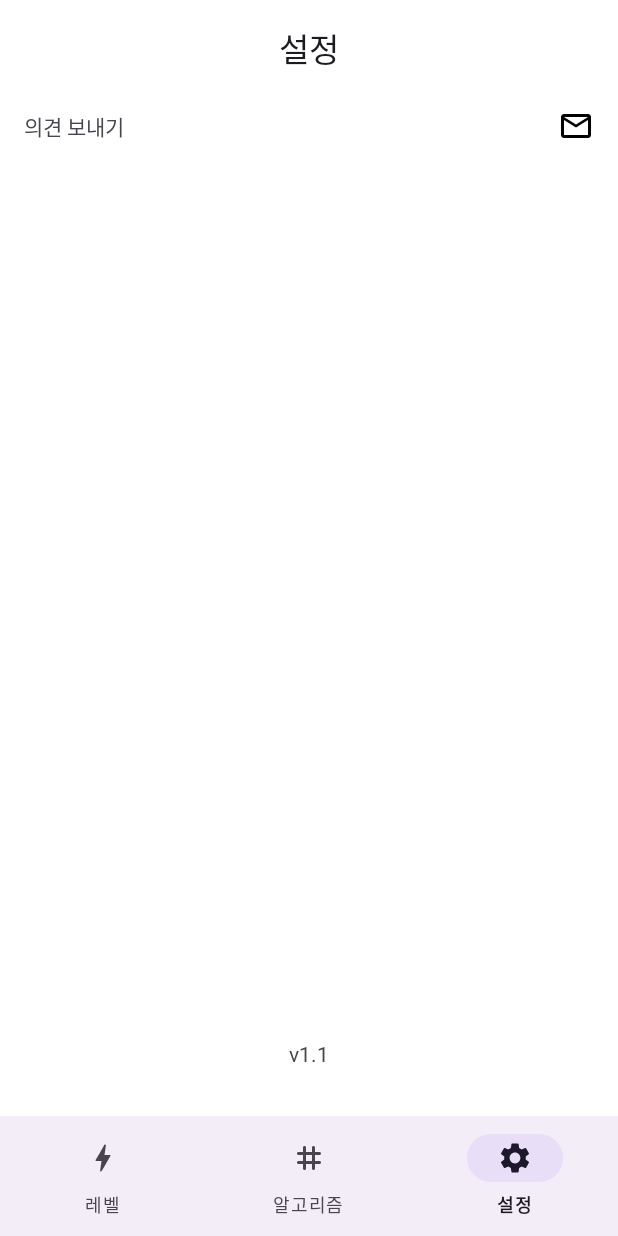
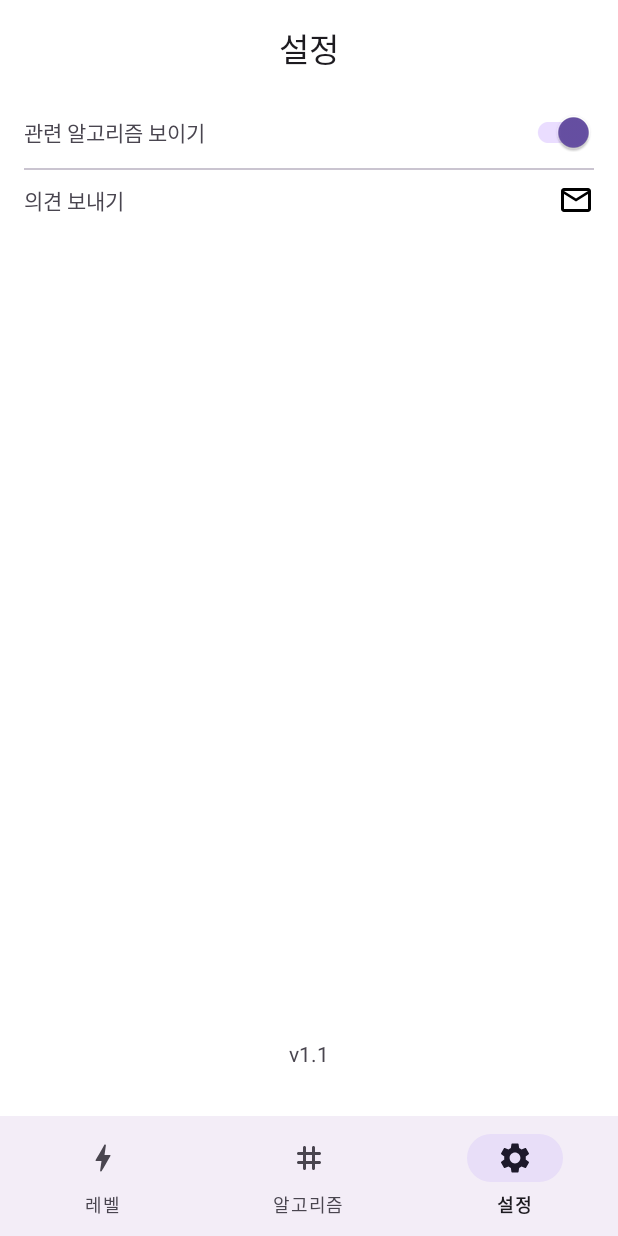
Before and after one commit to w36495/randomrithm, an Android app: the screen it shows after launch (MainActivity), item 3 of the bottom bar chosen, on a phone screen of 412 x 824 dp. Run offline under Robolectric (Android 15) with nearby library versions, the phone set to English and light mode, and no system bars; our stand-ins replace Dagger/Hilt's generated code; 1 statement that could not run was skipped.

Commit message:
ui : 문제, 설정 화면 내 토글 버튼 추가

```diff
--- /dev/null
+++ b/app/src/main/res/drawable/ic_arrow_drop_down_24.xml
@@ -0,0 +1,5 @@
+<vector android:height="24dp" android:tint="#000000"
+    android:viewportHeight="24" android:viewportWidth="24"
+    android:width="24dp" xmlns:android="http://schemas.android.com/apk/res/android">
+    <path android:fillColor="@android:color/white" android:pathData="M8.71,11.71l2.59,2.59c0.39,0.39 1.02,0.39 1.41,0l2.59,-2.59c0.63,-0.63 0.18,-1.71 -0.71,-1.71H9.41c-0.89,0 -1.33,1.08 -0.7,1.71z"/>
+</vector>
--- /dev/null
+++ b/app/src/main/res/drawable/ic_arrow_drop_up_24.xml
@@ -0,0 +1,5 @@
+<vector android:height="24dp" android:tint="#000000"
+    android:viewportHeight="24" android:viewportWidth="24"
+    android:width="24dp" xmlns:android="http://schemas.android.com/apk/res/android">
+    <path android:fillColor="@android:color/white" android:pathData="M8.71,12.29L11.3,9.7c0.39,-0.39 1.02,-0.39 1.41,0l2.59,2.59c0.63,0.63 0.18,1.71 -0.71,1.71H9.41c-0.89,0 -1.33,-1.08 -0.7,-1.71z"/>
+</vector>
--- a/app/src/main/res/layout/fragment_setting.xml
+++ b/app/src/main/res/layout/fragment_setting.xml
@@ -33,6 +33,35 @@
         app:layout_constraintEnd_toEndOf="parent"
         app:layout_constraintStart_toStartOf="parent"
         app:layout_constraintTop_toBottomOf="@id/layout_appbar">
+
+        <androidx.constraintlayout.widget.ConstraintLayout
+            android:layout_width="match_parent"
+            android:layout_height="wrap_content">
+
+            <TextView
+                android:id="@+id/tv_tag_switch"
+                android:layout_width="0dp"
+                android:layout_height="wrap_content"
+                android:text="관련 알고리즘 보이기"
+                app:layout_constraintBottom_toBottomOf="parent"
+                app:layout_constraintEnd_toStartOf="@id/switch_tag"
+                app:layout_constraintStart_toStartOf="parent"
+                app:layout_constraintTop_toTopOf="parent" />
+
+            <com.google.android.material.switchmaterial.SwitchMaterial
+                android:id="@+id/switch_tag"
+                android:layout_width="wrap_content"
+                android:layout_height="wrap_content"
+                android:checked="true"
+                app:layout_constraintBottom_toBottomOf="parent"
+                app:layout_constraintEnd_toEndOf="parent"
+                app:layout_constraintTop_toTopOf="parent" />
+
+        </androidx.constraintlayout.widget.ConstraintLayout>
+
+        <com.google.android.material.divider.MaterialDivider
+            android:layout_width="match_parent"
+            android:layout_height="1dp" />
 
         <androidx.constraintlayout.widget.ConstraintLayout
             android:id="@+id/layout_survey"
```
Also changed, not shown: app/src/main/res/layout/fragment_problem.xml (+13 -1 lines).
